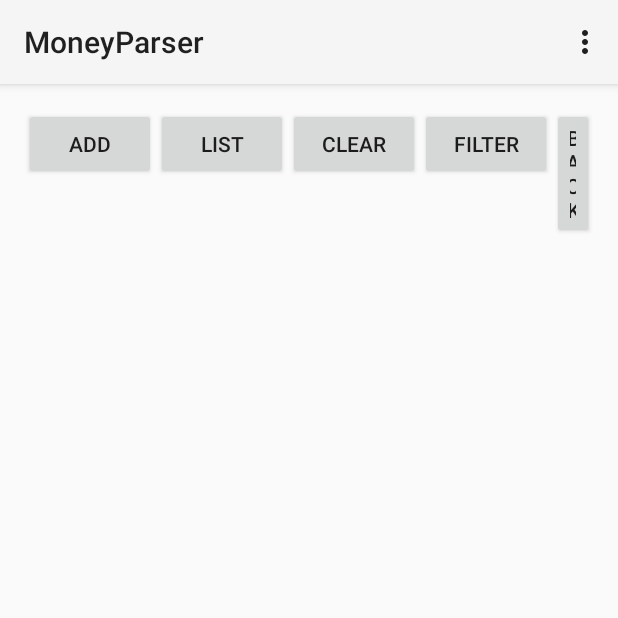
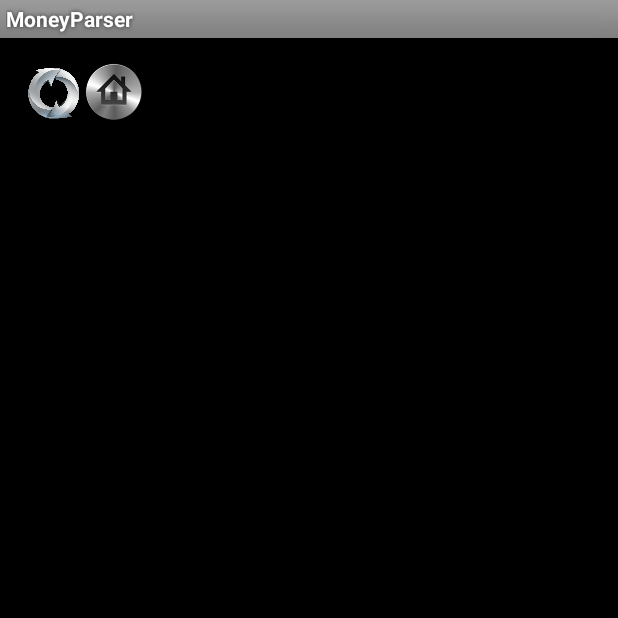
Before and after one commit to SovanSB/MoneyParser, an Android app: the screen it shows after launch (MainActivity), on a phone screen of 412 x 824 dp, the top half of it. Run offline under Robolectric (Android 15) with nearby library versions, the phone set to English and light mode, and no system bars; libraries missing offline, so code that uses them is left out: retrofit.converter; 4 statements that could not run were skipped.

Commit message:
Theme changed and new buttons added.

```diff
--- a/app/src/main/java/com/yandex/android_school/sovan/moneyparser/activity/MainActivity.java
+++ b/app/src/main/java/com/yandex/android_school/sovan/moneyparser/activity/MainActivity.java
@@ -5,7 +5,9 @@ import android.app.LoaderManager;
 
 import android.content.ContentResolver;
 import android.content.ContentValues;
+import android.content.Context;
 import android.content.Loader;
+import android.content.SharedPreferences;
 import android.database.Cursor;
 import android.os.Bundle;
 import android.util.Log;
@@ -13,6 +15,7 @@ import android.view.Menu;
 import android.view.MenuItem;
 import android.view.View;
 import android.widget.AdapterView;
+import android.widget.Button;
 import android.widget.ListView;
 
 import com.yandex.android_school.sovan.moneyparser.R;
@@ -35,19 +38,35 @@ public class MainActivity extends Activity implements LoaderManager.LoaderCallba
 
     private ListView mListView;
     private CategoryAdapter mCategoryAdapter;
+
+    private Button mButton;
+
     private Stack<Long> mParentIdStack;
     private Stack<Integer> mPositionStack;
+
+    // Shared Preferences file name
+    public static final String APP_PREFERENCES = "mysettings";
+    // Shared preferences parameter name
+    public static final String APP_PREFERENCES_LOADED = "loaded";
+
+    SharedPreferences mSettings;
 
     @Override
     protected void onCreate(Bundle savedInstanceState) {
         super.onCreate(savedInstanceState);
         setContentView(R.layout.activity_main);
+        mButton = (Button) findViewById(R.id.btn_back);
+        mButton.setVisibility(View.GONE);
         mListView = (ListView) findViewById(R.id.listView);
         mCategoryAdapter = new CategoryAdapter(this, null);
         mListView.setAdapter(mCategoryAdapter);
         mParentIdStack = new Stack<Long>();
         mPositionStack = new Stack<Integer>();
-        getLoaderManager().initLoader(R.id.category_manager, Bundle.EMPTY, this);
+        mSettings = getSharedPreferences(APP_PREFERENCES, Context.MODE_PRIVATE);
+        if (!mSettings.getBoolean(APP_PREFERENCES_LOADED, false)) {
+            getLoaderManager().initLoader(R.id.category_manager, Bundle.EMPTY, this);
+        }
+        onFilterClick(null);
     }
 
 
@@ -86,6 +105,13 @@ public class MainActivity extends Activity implements LoaderManager.LoaderCallba
             Cursor dataFiltered = db.query(CategoryItem.URI, null, CategoryItem.Columns.PARENT_ID + "=?",
                     new String[]{"-1"}, null);
             mCategoryAdapter.swapCursor(dataFiltered);
+            mParentIdStack.clear();
+            mPositionStack.clear();
+            mButton.setVisibility(View.GONE);
+            SharedPreferences.Editor editor = mSettings.edit();
+            editor.putBoolean(APP_PREFERENCES_LOADED, true);
+            editor.apply();
+            Log.d("Loader", "finished");
         }
     }
 
@@ -116,59 +142,67 @@ public class MainActivity extends Activity implements LoaderManager.LoaderCallba
         ContentResolver db = getContentResolver();
         Cursor data = db.query(CategoryItem.URI, null, CategoryItem.Columns.PARENT_ID + "=?",
                 new String[]{Long.toString(parentId)}, null);
+        // If there are subs, we form stacks and go deeper
         if (data.getCount() > 0) {
+
             mParentIdStack.add(previousId);
-            mPositionStack.add(position);
+            mPositionStack.add(parent.getLastVisiblePosition());
+            mButton.setVisibility(View.VISIBLE);
             mCategoryAdapter.swapCursor(data);
         }
     }
 
-    public void onAddClick(View view) {
-        ContentResolver db = getContentResolver();
-        CategoryItem item1 = new CategoryItem(1, "Test1", null);
-        db.insert(CategoryItem.URI, item1.toValues());
-    }
+//    public void onAddClick(View view) {
+//        ContentResolver db = getContentResolver();
+//        CategoryItem item1 = new CategoryItem(1, "Test1", null);
+//        db.insert(CategoryItem.URI, item1.toValues());
+//    }
 
-    public void onClearClick(View view) {
-        ContentResolver db = getContentResolver();
-        db.delete(CategoryItem.URI, null, null);
-
-    }
+//    public void onClearClick(View view) {
+//        ContentResolver db = getContentResolver();
+//        db.delete(CategoryItem.URI, null, null);
+//        SharedPreferences.Editor editor = mSettings.edit();
+//        editor.putBoolean(APP_PREFERENCES_LOADED, false);
+//        editor.apply();
+//
+//    }
 
     public void onListClick(View view) {
 
-        Thread t = new Thread(new Runnable() {
-            @Override
-            public void run() {
-                try {
+        getLoaderManager().initLoader(R.id.category_manager, Bundle.EMPTY, this);
 
-                    RestAdapter restAdapter = new RestAdapter.Builder()
-                            .setEndpoint("https://money.yandex.ru")
-                            .build();
-                    MoneyService service = restAdapter.create(MoneyService.class);
-                    List<CategoryItem> categories = service.getCategories();
-                    List<ContentValues> values = new ArrayList<ContentValues>();
-                    for (CategoryItem cat : categories) {
-                        values.addAll(cat.toValuesList(-1));
-                    }
-                    final ContentValues[] bulkCategories = values.toArray(new ContentValues[values.size()]);
-//                    final ContentValues[] bulkCategories = new ContentValues[categories.size()];
+//        Thread t = new Thread(new Runnable() {
+//            @Override
+//            public void run() {
+//                try {
 //
-//                    for (int i = 0; i < categories.size(); ++i) {
-//                        bulkCategories[i] = categories.get(i).toValues();
+//                    RestAdapter restAdapter = new RestAdapter.Builder()
+//                            .setEndpoint("https://money.yandex.ru")
+//                            .build();
+//                    MoneyService service = restAdapter.create(MoneyService.class);
+//                    List<CategoryItem> categories = service.getCategories();
+//                    List<ContentValues> values = new ArrayList<ContentValues>();
+//                    for (CategoryItem cat : categories) {
+//                        values.addAll(cat.toValuesList(-1));
 //                    }
-                    ContentResolver db = getContentResolver();
-                    // Clearing base before refreshing
-                    db.delete(CategoryItem.URI, null, null);
-                    db.bulkInsert(CategoryItem.URI, bulkCategories);
-
-                } catch (RetrofitError e) {
-                    Log.e("Retrofit", e.getMessage(), e);
-                }
-            }
-
-        });
-        t.start();
+//                    final ContentValues[] bulkCategories = values.toArray(new ContentValues[values.size()]);
+////                    final ContentValues[] bulkCategories = new ContentValues[categories.size()];
+////
+////                    for (int i = 0; i < categories.size(); ++i) {
+////                        bulkCategories[i] = categories.get(i).toValues();
+////                    }
+//                    ContentResolver db = getContentResolver();
+//                    // Clearing base before refreshing
+//                    db.delete(CategoryItem.URI, null, null);
+//                    db.bulkInsert(CategoryItem.URI, bulkCategories);
+//
+//                } catch (RetrofitError e) {
+//                    Log.e("Retrofit", e.getMessage(), e);
+//                }
+//            }
+//
+//        });
+//        t.start();
     }
 
     public void onFilterClick(View view) {
@@ -176,6 +210,9 @@ public class MainActivity extends Activity implements LoaderManager.LoaderCallba
         Cursor data = db.query(CategoryItem.URI, null, CategoryItem.Columns.PARENT_ID + "=?",
                 new String[]{"-1"}, null);
         mCategoryAdapter.swapCursor(data);
+        mParentIdStack.clear();
+        mPositionStack.clear();
+        mButton.setVisibility(View.GONE);
     }
 
     public void onBackClick(View view) {
@@ -185,8 +222,9 @@ public class MainActivity extends Activity implements LoaderManager.LoaderCallba
                     new String[]{mParentIdStack.pop().toString()}, null);
             mCategoryAdapter.swapCursor(data);
             mListView.smoothScrollToPosition(mPositionStack.pop());
-
-
+        }
+        if (mParentIdStack.empty()) {
+            mButton.setVisibility(View.GONE);
         }
     }
 }
--- a/app/src/main/java/com/yandex/android_school/sovan/moneyparser/sqlite/SQLiteProvider.java
+++ b/app/src/main/java/com/yandex/android_school/sovan/moneyparser/sqlite/SQLiteProvider.java
@@ -17,7 +17,7 @@ public class SQLiteProvider extends ContentProvider {
 
     private static final String DATABASE_NAME="categories.db";
 
-    private static final int DATABASE_VERSION = 7;
+    private static final int DATABASE_VERSION = 8;
 
     private SQLiteHelperImpl mHelper;
 
--- a/app/src/main/res/layout/activity_main.xml
+++ b/app/src/main/res/layout/activity_main.xml
@@ -14,55 +14,33 @@
         android:id="@+id/listView"
         android:layout_alignParentLeft="true"
         android:layout_alignParentStart="true"
-        android:layout_below="@+id/button"/>
+        android:layout_below="@+id/btn_refresh"/>
 
     <Button
-        android:layout_width="wrap_content"
-        android:layout_height="wrap_content"
-        android:text="Add"
-        android:id="@+id/button"
-        android:onClick="onAddClick"
-        android:layout_alignParentTop="true"
-        android:layout_alignParentLeft="true"
-        android:layout_alignParentStart="true"/>
+        android:layout_width="40dp"
+        android:layout_height="40dp"
+        android:id="@+id/btn_refresh"
+        android:onClick="onListClick"
+        android:background="@drawable/refresh"
+        />
 
     <Button
-        android:layout_width="wrap_content"
-        android:layout_height="wrap_content"
-        android:text="List"
-        android:id="@+id/button2"
-        android:onClick="onListClick"
-        android:layout_alignTop="@+id/button"
-        android:layout_toRightOf="@+id/button"
-        android:layout_toEndOf="@+id/button"/>
+        android:layout_width="40dp"
+        android:layout_height="40dp"
+        android:id="@+id/btn_back"
+        android:layout_alignParentTop="true"
+        android:onClick="onBackClick"
+        android:background="@drawable/back"
+        android:layout_toRightOf="@+id/btn_home"
+        android:layout_toEndOf="@+id/btn_home"/>
 
     <Button
-        android:layout_width="wrap_content"
-        android:layout_height="wrap_content"
-        android:text="Clear"
-        android:id="@+id/button3"
-        android:layout_alignParentTop="true"
-        android:layout_toRightOf="@+id/button2"
-        android:layout_toEndOf="@+id/button2"
-        android:onClick="onClearClick"/>
-
-    <Button
-        android:layout_width="wrap_content"
-        android:layout_height="wrap_content"
-        android:text="Filter"
-        android:id="@+id/button4"
-        android:layout_alignParentTop="true"
-        android:layout_toRightOf="@+id/button3"
-        android:layout_toEndOf="@+id/button3"
-        android:onClick="onFilterClick"/>
-
-    <Button
-        android:layout_width="wrap_content"
-        android:layout_height="wrap_content"
-        android:text="Back"
-        android:id="@+id/button5"
-        android:layout_alignParentTop="true"
-        android:layout_toRightOf="@+id/button4"
-        android:layout_toEndOf="@+id/button4"
-        android:onClick="onBackClick"/>
+        android:layout_width="40dp"
+        android:layout_height="40dp"
+        android:id="@+id/btn_home"
+        android:onClick="onFilterClick"
+        android:background="@drawable/home2"
+        android:layout_toEndOf="@+id/btn_refresh"
+        android:layout_toRightOf="@+id/btn_refresh"
+        android:layout_alignParentTop="true"/>
 </RelativeLayout>
--- a/app/src/main/res/values-v21/styles.xml
+++ b/app/src/main/res/values-v21/styles.xml
@@ -1,5 +1,12 @@
 <?xml version="1.0" encoding="utf-8"?>
 <resources>
-    <style name="AppTheme" parent="android:Theme.Material.Light">
+    <style name="AppTheme" parent="android:Theme.Black">
+    </style>
+    <style name="AppBaseTheme" parent="android:Theme.Black">
+        <!--
+            Theme customizations available in newer API levels can go in
+            res/values-vXX/styles.xml, while customizations related to
+            backward-compatibility can go here.
+        -->
     </style>
 </resources>
--- a/app/src/main/res/values/strings.xml
+++ b/app/src/main/res/values/strings.xml
@@ -4,5 +4,7 @@
     <string name="app_name">MoneyParser</string>
     <string name="hello_world">Hello world!</string>
     <string name="action_settings">Settings</string>
+    <string name="btn_reset">Reset</string>
+    <string name="btn_back">Back</string>
 
 </resources>
--- a/app/src/main/res/values/styles.xml
+++ b/app/src/main/res/values/styles.xml
@@ -1,8 +1,13 @@
 <resources>
 
-    <!-- Base application theme. -->
-    <style name="AppTheme" parent="android:Theme.Holo.Light.DarkActionBar">
-        <!-- Customize your theme here. -->
+    <style name="AppTheme" parent="android:Theme.Black">
+    </style>
+    <style name="AppBaseTheme" parent="android:Theme.Black">
+        <!--
+            Theme customizations available in newer API levels can go in
+            res/values-vXX/styles.xml, while customizations related to
+            backward-compatibility can go here.
+        -->
     </style>
 
 </resources>
```
Also changed, not shown: app/src/main/java/com/yandex/android_school/sovan/moneyparser/adapter/CategoryAdapter.java (+18 -5 lines), app/src/main/java/com/yandex/android_school/sovan/moneyparser/loader/AsyncTaskLoader.java (+1 -6 lines), app/src/main/res/layout/li_item.xml (+5 -3 lines), app/src/main/res/drawable/back.png (added), app/src/main/res/drawable/home2.png (added), app/src/main/res/drawable/refresh.png (added).
